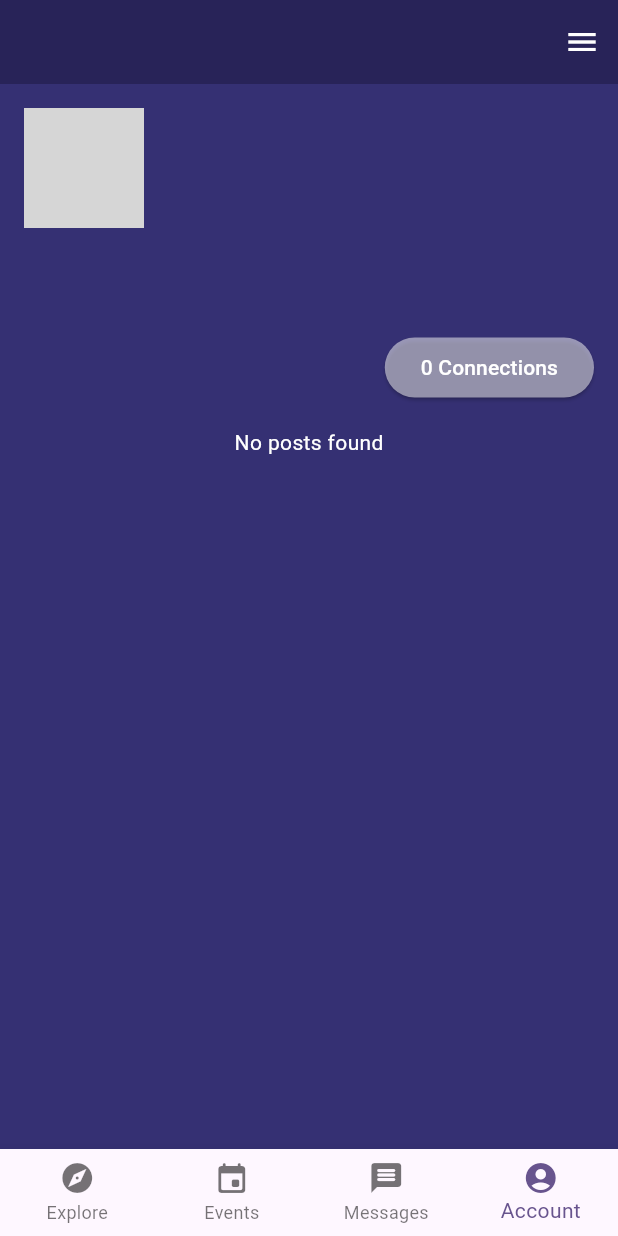
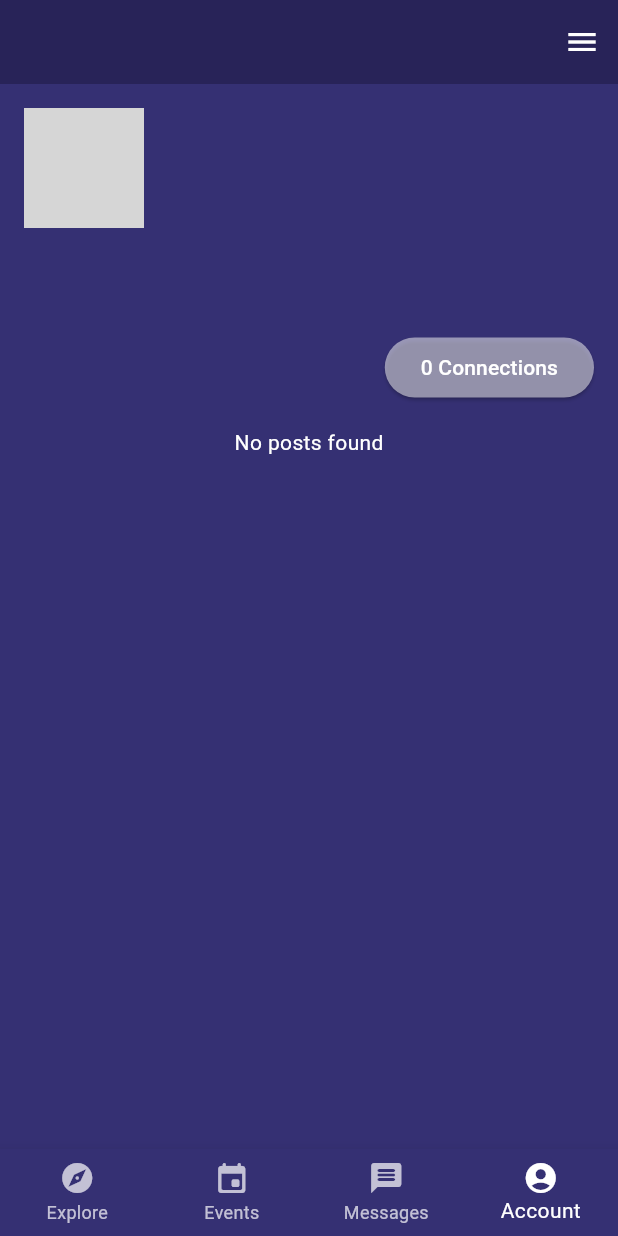
Before and after one commit to james-j-han/planet-art-app, a Flutter app: the screen it shows once a user with an empty profile is signed in, item 4 of the bottom bar chosen, on a phone screen of 412 x 824 dp. Run offline on Flutter 3.47's test engine with Material 3 defaults, Android fonts, the phone set to English and light mode, and no system bars; our stand-ins replace cached_network_image, cloud_firestore, firebase_auth, firebase_core, firebase_storage, flutter_dotenv and 3 more; accounts and stored records are empty; network calls fail; grey boxes are pictures that could not be loaded.

Commit message:
ui update

```diff
--- a/planet_art_app/lib/pages/home_page.dart
+++ b/planet_art_app/lib/pages/home_page.dart
@@ -16,33 +16,10 @@ class HomePage extends StatefulWidget {
 
 class _HomePageState extends State<HomePage> {
   final User? user = Auth().currentUser;
-
   int _selectedIndex = 0;
 
   Future<void> signOut() async {
     await Auth().signOut();
-  }
-
-  Widget _userUid() {
-    return Text(user?.email ?? 'User email');
-  }
-
-  Widget _mainNavigationBar() {
-    return BottomNavigationBar(
-      items: const [
-        BottomNavigationBarItem(
-            icon: Icon(Icons.explore_rounded), label: 'Explore'),
-        BottomNavigationBarItem(
-            icon: Icon(Icons.event_rounded), label: 'Events'),
-        BottomNavigationBarItem(
-            icon: Icon(Icons.message_rounded), label: 'Messages'),
-        BottomNavigationBarItem(
-            icon: Icon(Icons.account_circle_rounded), label: 'Account'),
-      ],
-      currentIndex: _selectedIndex,
-      onTap: _onItemTapped,
-      type: BottomNavigationBarType.fixed,
-    );
   }
 
   void _onItemTapped(int index) {
@@ -73,7 +50,32 @@ class _HomePageState extends State<HomePage> {
         index: _selectedIndex,
         children: _pages,
       ),
-      bottomNavigationBar: _mainNavigationBar(),
+      bottomNavigationBar: BottomNavigationBar(
+        items: const [
+          BottomNavigationBarItem(
+            icon: Icon(Icons.explore_rounded),
+            label: 'Explore',
+          ),
+          BottomNavigationBarItem(
+            icon: Icon(Icons.event_rounded),
+            label: 'Events',
+          ),
+          BottomNavigationBarItem(
+            icon: Icon(Icons.message_rounded),
+            label: 'Messages',
+          ),
+          BottomNavigationBarItem(
+            icon: Icon(Icons.account_circle_rounded),
+            label: 'Account',
+          ),
+        ],
+        currentIndex: _selectedIndex,
+        onTap: _onItemTapped,
+        type: BottomNavigationBarType.fixed,
+        backgroundColor: Color.fromARGB(255, 53, 48, 115), // Purple background
+        selectedItemColor: Colors.white, // White color for selected items
+        unselectedItemColor: Colors.white70, // White color for unselected items with some transparency
+      ),
     );
   }
 }
```
